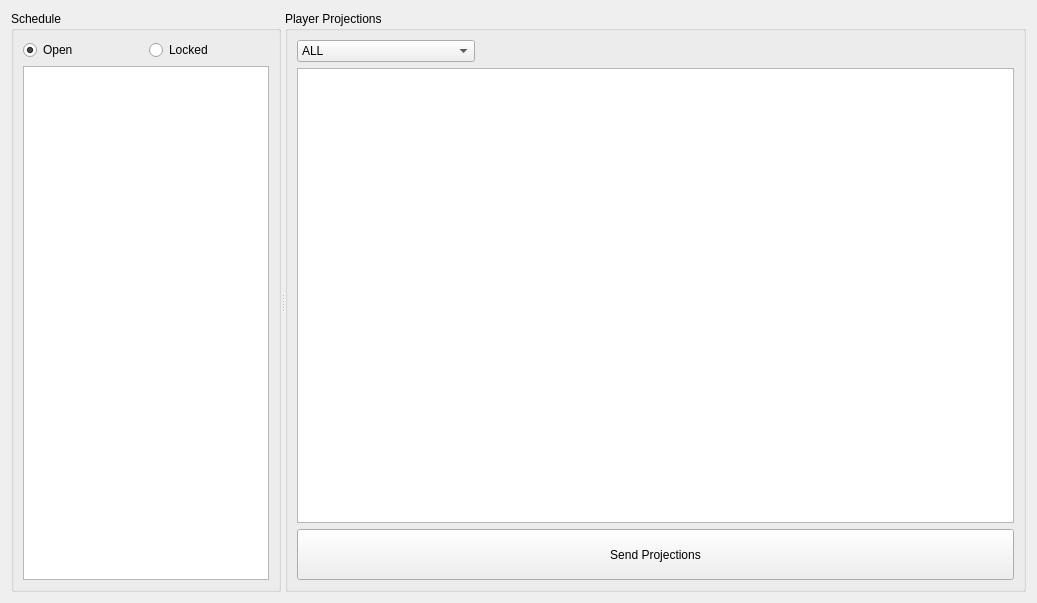
This is cute-fantasy/currentweekwidget.ui in protoblock/protoblock as Qt 5 draws it before an edit. The edited form follows.
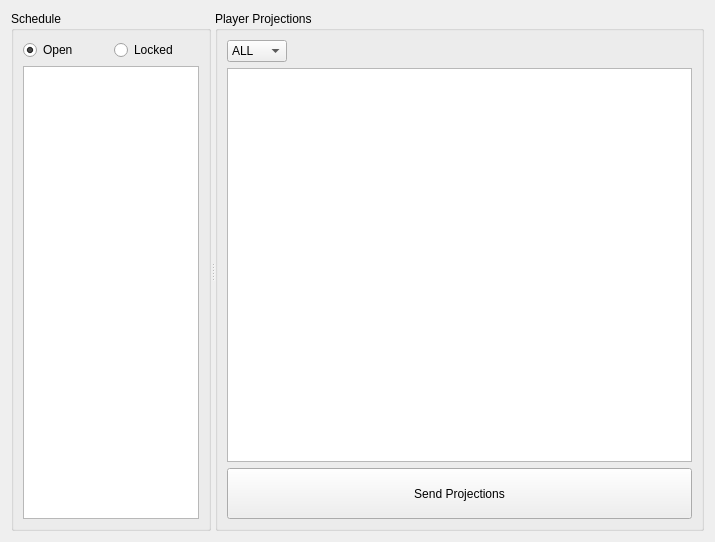
This is the edited form.

Commit message: reverted abd fixed ui and .pro

```diff
--- a/cute-fantasy/currentweekwidget.ui
+++ b/cute-fantasy/currentweekwidget.ui
@@ -6,8 +6,8 @@
    <rect>
     <x>0</x>
     <y>0</y>
-    <width>1037</width>
-    <height>603</height>
+    <width>715</width>
+    <height>542</height>
    </rect>
   </property>
   <property name="windowTitle">
@@ -22,7 +22,7 @@
      <widget class="QGroupBox" name="groupBox">
       <property name="maximumSize">
        <size>
-        <width>270</width>
+        <width>200</width>
         <height>16777215</height>
        </size>
       </property>
@@ -85,6 +85,12 @@
       <layout class="QGridLayout" name="gridLayout_3">
        <item row="0" column="0">
         <widget class="QComboBox" name="myPositionComboBox">
+         <property name="maximumSize">
+          <size>
+           <width>60</width>
+           <height>16777215</height>
+          </size>
+         </property>
          <item>
           <property name="text">
            <string>ALL</string>
```
Left out of the diff: 6 changed lines with no effect on the pictures. The commit also changes 4 other files.
